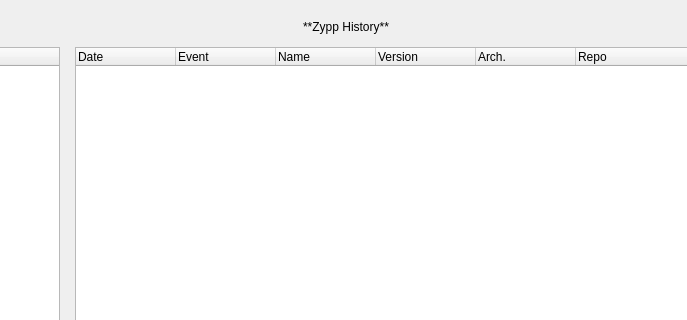
shundhammer/myrlyn, file src/zypp-history-browser.ui: the form before one commit; both pictures show x 207 to 894 and y 0 to 320 of the 1106 by 718 pixel window.
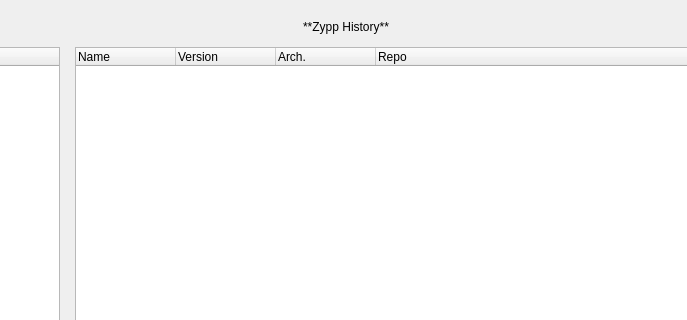
The form after the commit.

Commit message: Use standard columns in zypp history only for packages and patches

What changed in the file:
```diff
--- a/src/zypp-history-browser.ui
+++ b/src/zypp-history-browser.ui
@@ -76,16 +76,6 @@
         <verstretch>0</verstretch>
        </sizepolicy>
       </property>
-      <column>
-       <property name="text">
-        <string>Date</string>
-       </property>
-      </column>
-      <column>
-       <property name="text">
-        <string>Event</string>
-       </property>
-      </column>
       <column>
        <property name="text">
         <string>Name</string>
```
The commit also changes 2 other files.
